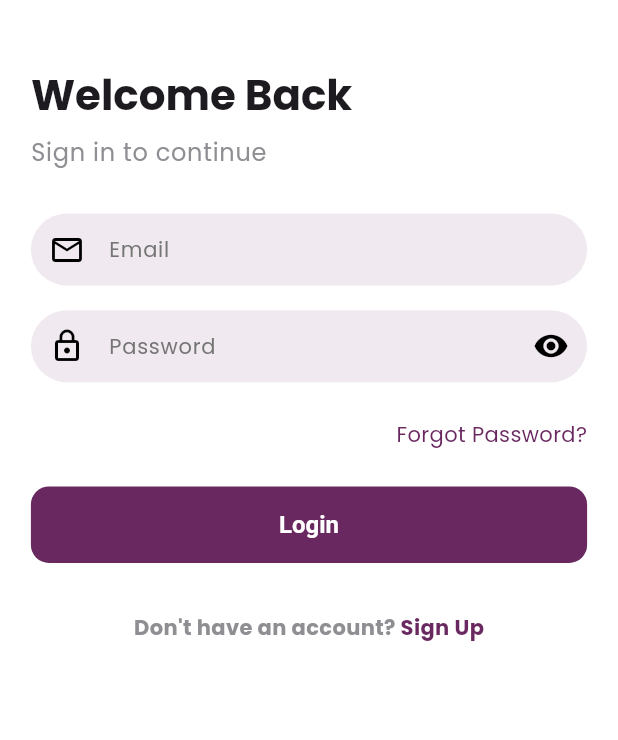
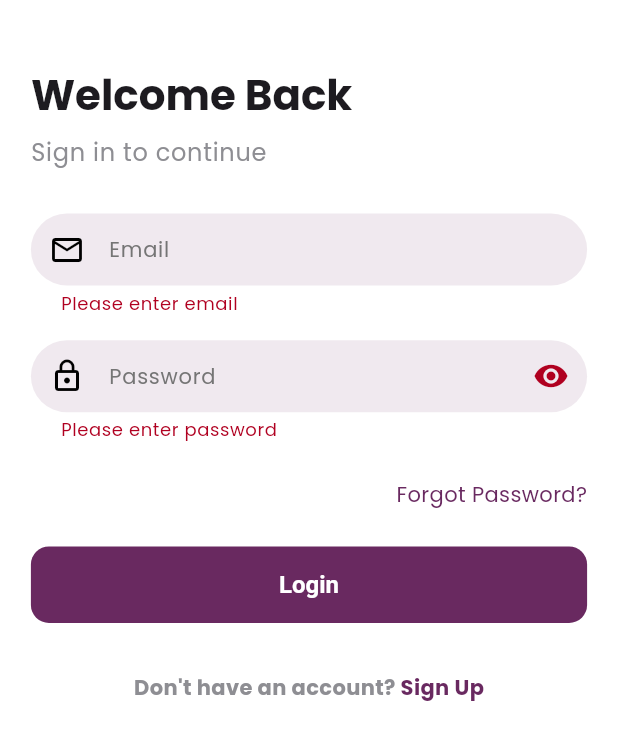
Before and after one commit to ganeshchay2021/chat_app, a Flutter app: the screen it shows after launch, after a tap on "Login", on a phone screen of 412 x 824 dp. Shown: the top 740 px of the screen. Run offline on Flutter 3.47's test engine with Material 3 defaults, Android fonts, the phone set to English and light mode, and no system bars; our stand-ins replace email_validator, google_fonts.

Commit message:
Login screen Modified and Signup Screen added

```diff
--- a/lib/core/common/custom_button.dart
+++ b/lib/core/common/custom_button.dart
@@ -19,14 +19,14 @@ class CustomButton extends StatelessWidget {
       width: double.infinity,
       child: ElevatedButton(
         onPressed: onPressed,
-        style: ElevatedButton.styleFrom(
-          backgroundColor: Theme.of(context).colorScheme.primary,
-          foregroundColor: Colors.blue,
-          padding: const EdgeInsets.symmetric(vertical: 16),
-          shape: RoundedRectangleBorder(
-            borderRadius: BorderRadius.circular(12),
-          ),
-        ),
+        // style: ElevatedButton.styleFrom(
+        //   backgroundColor: Theme.of(context).colorScheme.primary,
+        //   foregroundColor: Colors.black,
+        //   padding: const EdgeInsets.symmetric(vertical: 16),
+        //   shape: RoundedRectangleBorder(
+        //     borderRadius: BorderRadius.circular(12),
+        //   ),
+        // ),
         child: child ??
             Text(
               text!,
--- a/lib/core/common/custom_textfield.dart
+++ b/lib/core/common/custom_textfield.dart
@@ -1,38 +1,55 @@
 // ignore_for_file: public_member_api_docs, sort_constructors_first
 import 'package:flutter/material.dart';
 
-class CustomTextfield extends StatelessWidget {
+class CustomTextfield extends StatefulWidget {
   final TextEditingController controller;
   final String hintText;
   final Widget? prefexIcon;
   final Widget? sufixIcon;
-  final bool obsecureText;
+
   final TextInputType keyBoardType;
   final FocusNode? focusNode;
+  final bool isPassword;
   final String? Function(String?)? validator;
   const CustomTextfield({
     super.key,
     required this.controller,
     required this.hintText,
-    required this.keyBoardType,
     this.prefexIcon,
     this.sufixIcon,
-    this.obsecureText = false,
+    required this.keyBoardType,
     this.focusNode,
+    this.isPassword = false,
     this.validator,
   });
 
   @override
+  State<CustomTextfield> createState() => _CustomTextfieldState();
+}
+
+class _CustomTextfieldState extends State<CustomTextfield> {
+  bool obsecureText = false;
+  @override
   Widget build(BuildContext context) {
     return TextFormField(
-      controller: controller,
+      controller: widget.controller,
       obscureText: obsecureText,
-      validator: validator,
-      focusNode: focusNode,
+      validator: widget.validator,
+      focusNode: widget.focusNode,
       decoration: InputDecoration(
-        hintText: hintText,
-        prefixIcon: prefexIcon,
-        suffixIcon: sufixIcon,
+        hintText: widget.hintText,
+        prefixIcon: widget.prefexIcon,
+        suffixIcon: widget.isPassword
+            ? IconButton(
+                onPressed: () {
+                  setState(() {
+                    obsecureText = !obsecureText;
+                  });
+                },
+                icon: obsecureText
+                    ? const Icon(Icons.visibility_off)
+                    : const Icon(Icons.visibility))
+            : null,
       ),
     );
   }
--- a/lib/main.dart
+++ b/lib/main.dart
@@ -17,6 +17,7 @@
   Widget build(BuildContext context) {
     SizeConfig.init(context); // Initialize once at app start
     return MaterialApp(
+      debugShowCheckedModeBanner: true,
       title: 'Messanger App',
       theme: AppTheme.lightTheme,
       home: const LoginScreen(),
--- a/lib/presentation/screens/auth/login_screen.dart
+++ b/lib/presentation/screens/auth/login_screen.dart
@@ -1,8 +1,11 @@
+import 'package:email_validator/email_validator.dart';
+import 'package:flutter/cupertino.dart';
 import 'package:flutter/gestures.dart';
 import 'package:flutter/material.dart';
 import 'package:real_chat_app/config/helper/app_helper.dart';
 import 'package:real_chat_app/core/common/custom_button.dart';
 import 'package:real_chat_app/core/common/custom_textfield.dart';
+import 'package:real_chat_app/presentation/screens/auth/sign_up_screen.dart';
 
 class LoginScreen extends StatefulWidget {
   const LoginScreen({super.key});
@@ -15,6 +18,8 @@ class _LoginScreenState extends State<LoginScreen> {
   final TextEditingController _emailController = TextEditingController();
   final TextEditingController _passwordController = TextEditingController();
 
+  final _formKey = GlobalKey<FormState>();
+
   @override
   void dispose() {
     _emailController.dispose();
@@ -22,14 +27,37 @@ class _LoginScreenState extends State<LoginScreen> {
     super.dispose();
   }
 
+  final _emailFocus = FocusNode();
+  final _passwordFocus = FocusNode();
+
+
+  //email validator
+  String? _emailValidator(String? value) {
+    if (value == null || value.isEmpty) {
+      return "Please enter email";
+    } else if (!EmailValidator.validate(value.trim())) {
+      return "Please enter a valid email";
+    }
+    return null;
+  }
+
+  //password validator
+  String? _passwordValidator(String? value) {
+    if (value == null || value.isEmpty) {
+      return "Please enter password";
+    }
+    return null;
+  }
+
   @override
   Widget build(BuildContext context) {
     return Scaffold(
       body: SafeArea(
-        child: Padding(
-          padding:
-              EdgeInsets.symmetric(horizontal: SizeConfig.screenWidth * 0.05),
-          child: Form(
+        child: Form(
+          key: _formKey,
+          child: SingleChildScrollView(
+            padding:
+                EdgeInsets.symmetric(horizontal: SizeConfig.screenWidth * 0.05),
             child: Column(
               crossAxisAlignment: CrossAxisAlignment.start,
               children: [
@@ -60,7 +88,9 @@ class _LoginScreenState extends State<LoginScreen> {
                   prefexIcon: const Icon(Icons.email_outlined),
                   controller: _emailController,
                   hintText: "Email",
+                  focusNode: _emailFocus,
                   keyBoardType: TextInputType.text,
+                  validator: _emailValidator
                 ),
 
                 //17
@@ -68,12 +98,14 @@ class _LoginScreenState extends State<LoginScreen> {
 
                 //Custom Textfiled for password
                 CustomTextfield(
+                  isPassword: true,
                   sufixIcon: const Icon(Icons.visibility),
                   prefexIcon: const Icon(Icons.lock_outline),
                   controller: _passwordController,
                   hintText: "Password",
-                  obsecureText: true,
+                  focusNode: _passwordFocus,
                   keyBoardType: TextInputType.text,
+                  validator: _passwordValidator
                 ),
 
                 //17
@@ -95,7 +127,11 @@ class _LoginScreenState extends State<LoginScreen> {
                 SizedBox(height: SizeConfig.screenHeight * 0.03),
 
                 //Login Button
-                CustomButton(onPressed: () {}, text: "Login"),
+                CustomButton(onPressed: () {
+                   if (_formKey.currentState!.validate()){
+                      debugPrint("Login Sucess");
+                   }
+                }, text: "Login"),
 
                 SizedBox(height: SizeConfig.screenHeight * 0.04),
 
@@ -110,7 +146,15 @@ class _LoginScreenState extends State<LoginScreen> {
                           ),
                       children: [
                         TextSpan(
-                          recognizer: TapGestureRecognizer(),
+                          recognizer: TapGestureRecognizer()
+                            ..onTap = () {
+                              Navigator.push(
+                                context,
+                                CupertinoPageRoute(
+                                  builder: (context) => const SignUpScreen(),
+                                ),
+                              );
+                            },
                           text: "Sign Up",
                           style: Theme.of(context)
                               .textTheme
--- a/pubspec.yaml
+++ b/pubspec.yaml
@@ -39,6 +39,7 @@ dependencies:
   bloc: ^9.0.0
   flutter_bloc: ^9.1.0
   google_fonts: ^6.2.1
+  email_validator: ^3.0.0
 
 dev_dependencies:
   flutter_test:
```
Also changed, not shown: lib/presentation/screens/auth/sign_up_screen.dart (added, +253 -0 lines), pubspec.lock.
